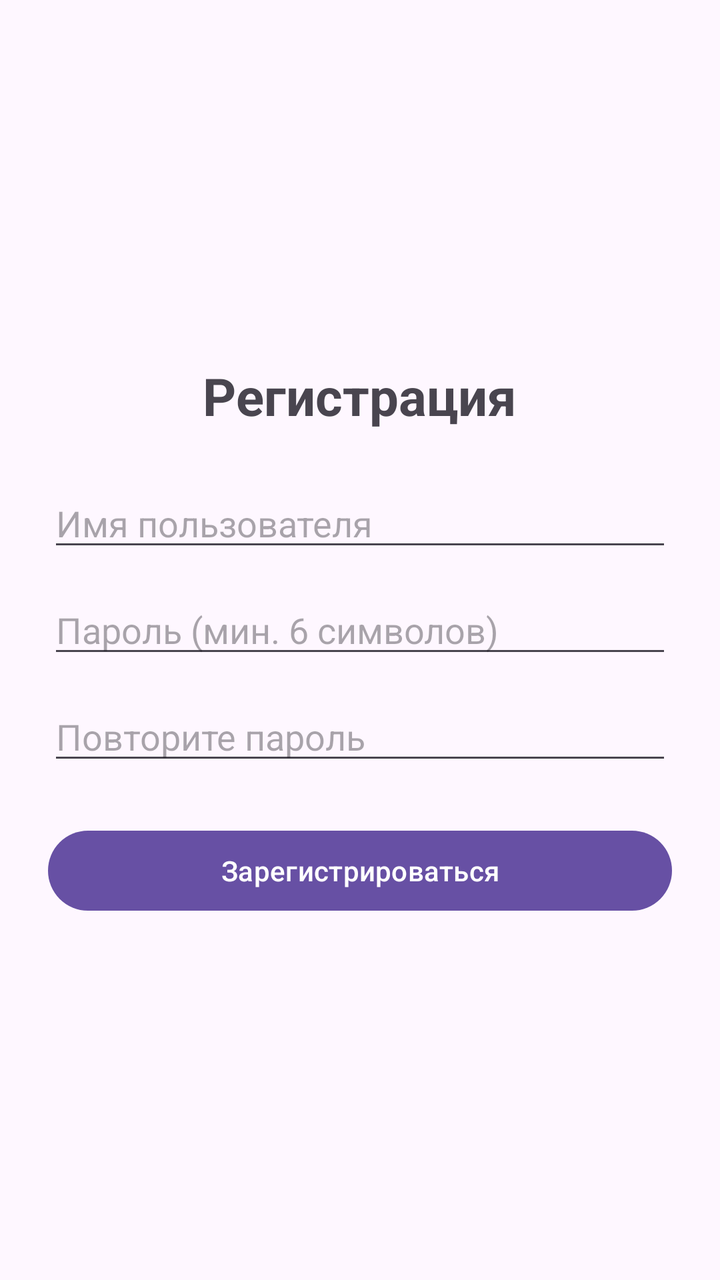
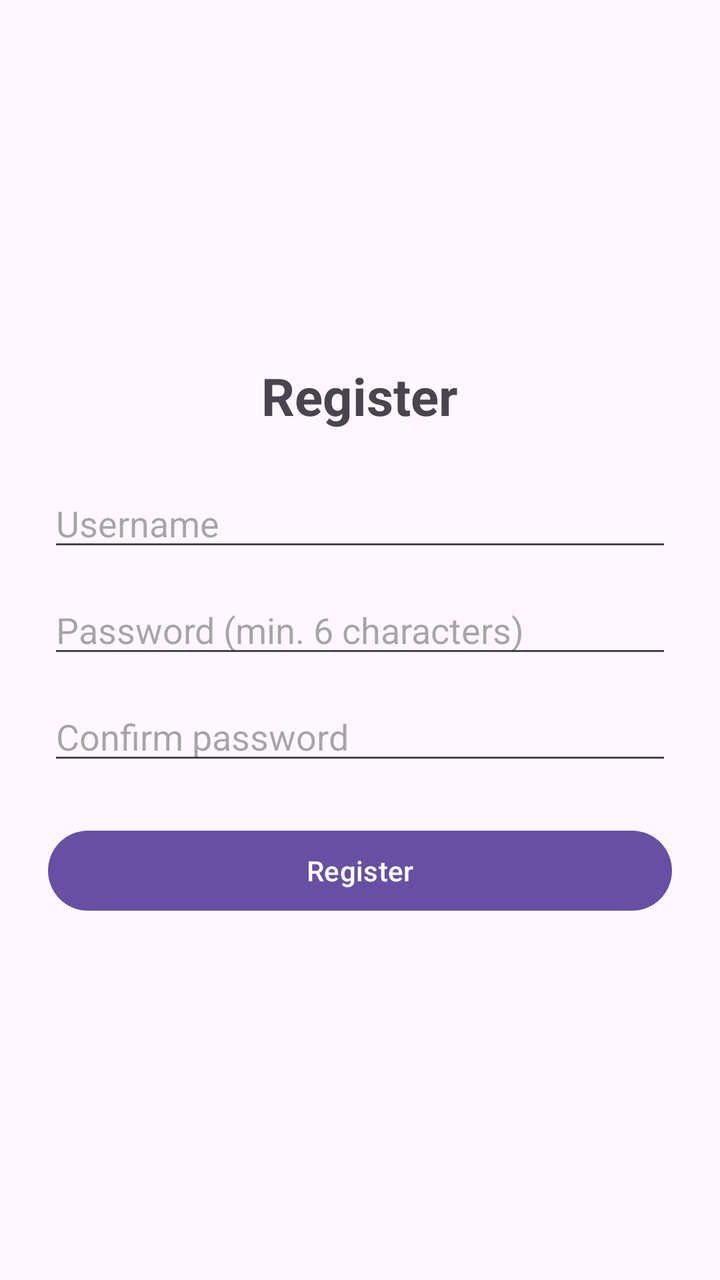

Two renders of the same Android screen: before a commit and after it. Below are the layout's source before the change and the commit's diff.
<!-- AndroidManifest.xml: application theme Theme.PROJECTMM -->
<!-- res/layout/activity_register.xml -->
<?xml version="1.0" encoding="utf-8"?>
<LinearLayout xmlns:android="http://schemas.android.com/apk/res/android"
    android:layout_width="match_parent"
    android:layout_height="match_parent"
    android:orientation="vertical"
    android:padding="24dp"
    android:gravity="center">

    <TextView
        android:layout_width="wrap_content"
        android:layout_height="wrap_content"
        android:text="Регистрация"
        android:textSize="26sp"
        android:textStyle="bold"
        android:layout_marginBottom="24dp" />

    <EditText
        android:id="@+id/etRegName"
        android:layout_width="match_parent"
        android:layout_height="wrap_content"
        android:hint="Имя пользователя"
        android:inputType="text" />

    <EditText
        android:id="@+id/etRegPass"
        android:layout_width="match_parent"
        android:layout_height="wrap_content"
        android:hint="Пароль (мин. 6 символов)"
        android:inputType="textPassword"
        android:layout_marginTop="12dp" />

    <EditText
        android:id="@+id/etRegConfirmPass"
        android:layout_width="match_parent"
        android:layout_height="wrap_content"
        android:hint="Повторите пароль"
        android:inputType="textPassword"
        android:layout_marginTop="12dp" />

    <Button
        android:id="@+id/btnRegister"
        android:layout_width="match_parent"
        android:layout_height="wrap_content"
        android:text="Зарегистрироваться"
        android:layout_marginTop="24dp" />

</LinearLayout>
<!-- resources referenced by this layout -->
<resources>
  <style name="Theme.PROJECTMM" parent="Base.Theme.PROJECTMM" />
  <style name="Base.Theme.PROJECTMM" parent="Theme.Material3.DayNight.NoActionBar">
      </style>
</resources>

<!-- the commit's change to res/layout/activity_register.xml (unified diff, before → after) -->
@@ -9,7 +9,7 @@
     <TextView
         android:layout_width="wrap_content"
         android:layout_height="wrap_content"
-        android:text="Регистрация"
+        android:text="Register"
         android:textSize="26sp"
         android:textStyle="bold"
         android:layout_marginBottom="24dp" />
@@ -18,14 +18,14 @@
         android:id="@+id/etRegName"
         android:layout_width="match_parent"
         android:layout_height="wrap_content"
-        android:hint="Имя пользователя"
+        android:hint="Username"
         android:inputType="text" />
 
     <EditText
         android:id="@+id/etRegPass"
         android:layout_width="match_parent"
         android:layout_height="wrap_content"
-        android:hint="Пароль (мин. 6 символов)"
+        android:hint="Password (min. 6 characters)"
         android:inputType="textPassword"
         android:layout_marginTop="12dp" />
 
@@ -33,7 +33,7 @@
         android:id="@+id/etRegConfirmPass"
         android:layout_width="match_parent"
         android:layout_height="wrap_content"
-        android:hint="Повторите пароль"
+        android:hint="Confirm password"
         android:inputType="textPassword"
         android:layout_marginTop="12dp" />
 
@@ -41,7 +41,7 @@
         android:id="@+id/btnRegister"
         android:layout_width="match_parent"
         android:layout_height="wrap_content"
-        android:text="Зарегистрироваться"
+        android:text="Register"
         android:layout_marginTop="24dp" />
 
 </LinearLayout>
